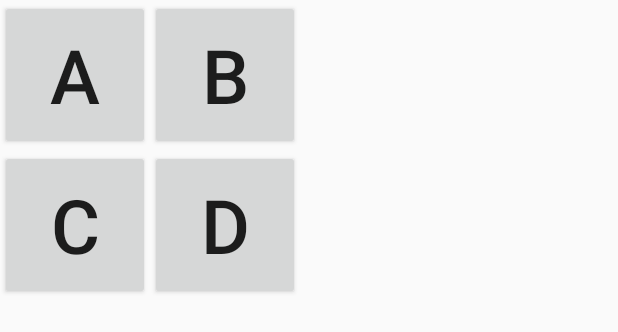
After one commit to SkinnyDipping/RepeatTheSequence, an Android app: the layout game_layout.xml on its own in the app's theme, with its tools: preview values and no code run, on a phone screen of 412 x 824 dp. The commit adds this screen. Shown: the top 332 px of the screen. Run offline under Robolectric (Android 15) with nearby library versions, the phone set to English and light mode, and no system bars.

Commit message:
initial layout

```diff
--- /dev/null
+++ b/app/src/main/res/layout/game_layout.xml
@@ -0,0 +1,41 @@
+<?xml version="1.0" encoding="utf-8"?>
+<GridLayout xmlns:android="http://schemas.android.com/apk/res/android"
+            android:layout_width="match_parent"
+            android:layout_height="match_parent"
+            android:columnCount="2"
+            android:rowCount="2">
+
+    <Button
+            android:layout_width="@dimen/game_button_width"
+            android:layout_height="@dimen/game_button_height"
+            android:text="A"
+            android:textSize="@dimen/game_button_textSize"
+            android:id="@+id/button_A"
+            android:layout_row="0"
+            android:layout_column="0"/>
+    <Button
+            android:layout_width="@dimen/game_button_width"
+            android:layout_height="@dimen/game_button_height"
+            android:text="B"
+            android:textSize="@dimen/game_button_textSize"
+            android:id="@+id/button_B"
+            android:layout_row="0"
+            android:layout_column="1"/>
+    <Button
+            android:layout_width="@dimen/game_button_width"
+            android:layout_height="@dimen/game_button_height"
+            android:text="C"
+            android:textSize="@dimen/game_button_textSize"
+            android:id="@+id/button_C"
+            android:layout_row="1"
+            android:layout_column="0"/>
+    <Button
+            android:layout_width="@dimen/game_button_width"
+            android:layout_height="@dimen/game_button_height"
+            android:text="D"
+            android:textSize="@dimen/game_button_textSize"
+            android:id="@+id/button_D"
+            android:layout_row="1"
+            android:layout_column="1"/>
+
+</GridLayout>
--- a/app/src/main/res/values/dimens.xml
+++ b/app/src/main/res/values/dimens.xml
@@ -2,4 +2,7 @@
     <!-- Default screen margins, per the Android Design guidelines. -->
     <dimen name="activity_horizontal_margin">16dp</dimen>
     <dimen name="activity_vertical_margin">16dp</dimen>
+    <dimen name="game_button_width">100dp</dimen>
+    <dimen name="game_button_height">100dp</dimen>
+    <dimen name="game_button_textSize">50sp</dimen>
 </resources>
```
